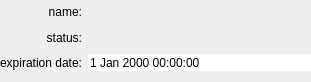
populse/soma-workflow, file python/soma/workflow/gui/wf_status_name_date.ui: the form before one commit.
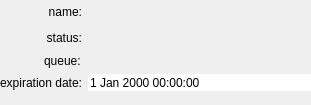
The form after the commit.

Commit message: Display the queue in the workflow info widget.

The edit to the form file:
```diff
--- a/python/soma/workflow/gui/wf_status_name_date.ui
+++ b/python/soma/workflow/gui/wf_status_name_date.ui
@@ -7,7 +7,7 @@
     <x>0</x>
     <y>0</y>
     <width>311</width>
-    <height>82</height>
+    <height>105</height>
    </rect>
   </property>
   <property name="windowTitle">
@@ -53,7 +53,7 @@
      </property>
     </widget>
    </item>
-   <item row="2" column="0" colspan="2">
+   <item row="3" column="0" colspan="2">
     <widget class="QLabel" name="label">
      <property name="sizePolicy">
       <sizepolicy hsizetype="Preferred" vsizetype="Preferred">
@@ -94,7 +94,7 @@
      </property>
     </widget>
    </item>
-   <item row="2" column="2">
+   <item row="3" column="2">
     <widget class="QDateTimeEdit" name="dateTimeEdit_expiration">
      <property name="frame">
       <bool>false</bool>
@@ -132,7 +132,7 @@
      </property>
     </widget>
    </item>
-   <item row="3" column="2">
+   <item row="4" column="2">
     <spacer name="verticalSpacer">
      <property name="orientation">
       <enum>Qt::Vertical</enum>
@@ -145,6 +145,20 @@
      </property>
     </spacer>
    </item>
+   <item row="2" column="1">
+    <widget class="QLabel" name="label_3">
+     <property name="text">
+      <string>queue:</string>
+     </property>
+    </widget>
+   </item>
+   <item row="2" column="2">
+    <widget class="QLabel" name="wf_queue">
+     <property name="text">
+      <string/>
+     </property>
+    </widget>
+   </item>
   </layout>
  </widget>
  <resources/>
```
The commit also changes 1 other file.
